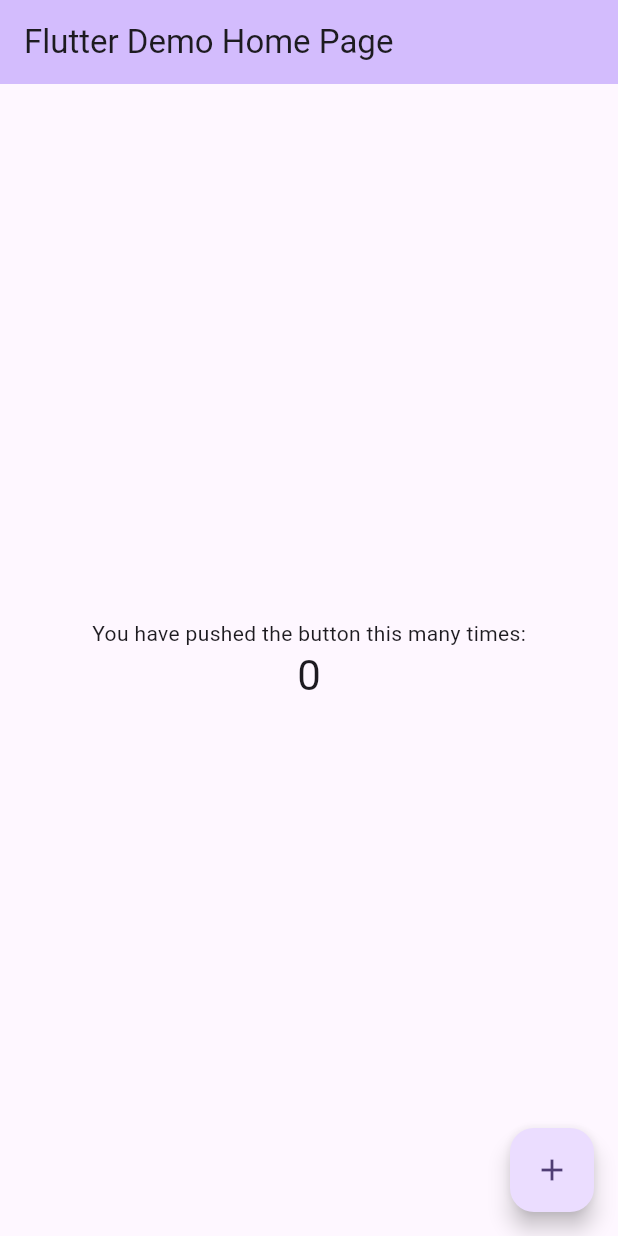
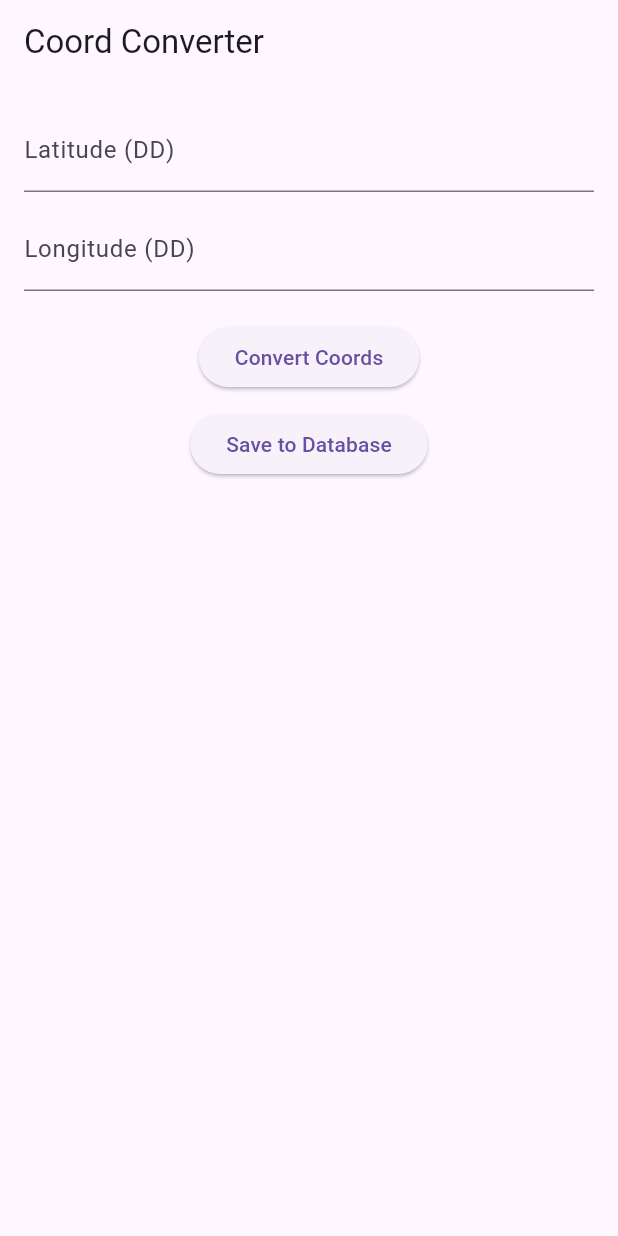
Before and after one commit to tedxcoder24/coord_converter_app, a Flutter app: the screen it shows after launch, on a phone screen of 412 x 824 dp. Run offline on Flutter 3.47's test engine with Material 3 defaults, Android fonts, the phone set to English and light mode, and no system bars; our stand-ins replace flutter_dotenv, google_maps_flutter.

Commit message:
Added services and screens

```diff
--- a/frontend/lib/main.dart
+++ b/frontend/lib/main.dart
@@ -1,122 +1,22 @@
 import 'package:flutter/material.dart';
+import 'package:flutter_dotenv/flutter_dotenv.dart';
+import 'screens/home_screen.dart';
 
-void main() {
+Future<void> main() async {
+  await dotenv.load(fileName: ".env");
   runApp(const MyApp());
 }
 
 class MyApp extends StatelessWidget {
   const MyApp({super.key});
 
-  // This widget is the root of your application.
   @override
   Widget build(BuildContext context) {
     return MaterialApp(
-      title: 'Flutter Demo',
-      theme: ThemeData(
-        // This is the theme of your application.
-        //
-        // TRY THIS: Try running your application with "flutter run". You'll see
-        // the application has a purple toolbar. Then, without quitting the app,
-        // try changing the seedColor in the colorScheme below to Colors.green
-        // and then invoke "hot reload" (save your changes or press the "hot
-        // reload" button in a Flutter-supported IDE, or press "r" if you used
-        // the command line to start the app).
-        //
-        // Notice that the counter didn't reset back to zero; the application
-        // state is not lost during the reload. To reset the state, use hot
-        // restart instead.
-        //
-        // This works for code too, not just values: Most code changes can be
-        // tested with just a hot reload.
-        colorScheme: ColorScheme.fromSeed(seedColor: Colors.deepPurple),
-      ),
-      home: const MyHomePage(title: 'Flutter Demo Home Page'),
+      title: 'Coord Converter',
+      debugShowCheckedModeBanner: false,
+      theme: ThemeData(primarySwatch: Colors.blue),
+      home: HomeScreen(),
     );
   }
 }
-
-class MyHomePage extends StatefulWidget {
-  const MyHomePage({super.key, required this.title});
-
-  // This widget is the home page of your application. It is stateful, meaning
-  // that it has a State object (defined below) that contains fields that affect
-  // how it looks.
-
-  // This class is the configuration for the state. It holds the values (in this
-  // case the title) provided by the parent (in this case the App widget) and
-  // used by the build method of the State. Fields in a Widget subclass are
-  // always marked "final".
-
-  final String title;
-
-  @override
-  State<MyHomePage> createState() => _MyHomePageState();
-}
-
-class _MyHomePageState extends State<MyHomePage> {
-  int _counter = 0;
-
-  void _incrementCounter() {
-    setState(() {
-      // This call to setState tells the Flutter framework that something has
-      // changed in this State, which causes it to rerun the build method below
-      // so that the display can reflect the updated values. If we changed
-      // _counter without calling setState(), then the build method would not be
-      // called again, and so nothing would appear to happen.
-      _counter++;
-    });
-  }
-
-  @override
-  Widget build(BuildContext context) {
-    // This method is rerun every time setState is called, for instance as done
-    // by the _incrementCounter method above.
-    //
-    // The Flutter framework has been optimized to make rerunning build methods
-    // fast, so that you can just rebuild anything that needs updating rather
-    // than having to individually change instances of widgets.
-    return Scaffold(
-      appBar: AppBar(
-        // TRY THIS: Try changing the color here to a specific color (to
-        // Colors.amber, perhaps?) and trigger a hot reload to see the AppBar
-        // change color while the other colors stay the same.
-        backgroundColor: Theme.of(context).colorScheme.inversePrimary,
-        // Here we take the value from the MyHomePage object that was created by
-        // the App.build method, and use it to set our appbar title.
-        title: Text(widget.title),
-      ),
-      body: Center(
-        // Center is a layout widget. It takes a single child and positions it
-        // in the middle of the parent.
-        child: Column(
-          // Column is also a layout widget. It takes a list of children and
-          // arranges them vertically. By default, it sizes itself to fit its
-          // children horizontally, and tries to be as tall as its parent.
-          //
-          // Column has various properties to control how it sizes itself and
-          // how it positions its children. Here we use mainAxisAlignment to
-          // center the children vertically; the main axis here is the vertical
-          // axis because Columns are vertical (the cross axis would be
-          // horizontal).
-          //
-          // TRY THIS: Invoke "debug painting" (choose the "Toggle Debug Paint"
-          // action in the IDE, or press "p" in the console), to see the
-          // wireframe for each widget.
-          mainAxisAlignment: MainAxisAlignment.center,
-          children: <Widget>[
-            const Text('You have pushed the button this many times:'),
-            Text(
-              '$_counter',
-              style: Theme.of(context).textTheme.headlineMedium,
-            ),
-          ],
-        ),
-      ),
-      floatingActionButton: FloatingActionButton(
-        onPressed: _incrementCounter,
-        tooltip: 'Increment',
-        child: const Icon(Icons.add),
-      ), // This trailing comma makes auto-formatting nicer for build methods.
-    );
-  }
-}
--- /dev/null
+++ b/frontend/lib/screens/home_screen.dart
@@ -0,0 +1,56 @@
+import 'package:flutter/material.dart';
+import '../widgets/coord_form.dart';
+import '../widgets/dms_display.dart';
+import '../widgets/map_widget.dart';
+
+class HomeScreen extends StatefulWidget {
+  const HomeScreen({super.key});
+
+  @override
+  State<HomeScreen> createState() => _HomeScreenState();
+}
+
+class _HomeScreenState extends State<HomeScreen> {
+  double? latitude;
+  double? longitude;
+  String? dmsLat;
+  String? dmsLng;
+
+  void onCoordsChanged(double lat, double lng) {
+    setState(() {
+      latitude = lat;
+      longitude = lng;
+    });
+  }
+
+  void onDMSChanged(String dmsLatStr, String dmsLngStr) {
+    setState(() {
+      dmsLat = dmsLatStr;
+      dmsLng = dmsLngStr;
+    });
+  }
+
+  @override
+  Widget build(BuildContext context) {
+    return Scaffold(
+      appBar: AppBar(title: const Text('Coord Converter')),
+      body: SingleChildScrollView(
+        padding: const EdgeInsets.all(16),
+        child: Column(
+          children: [
+            CoordForm(
+              onCoordsSubmit: onCoordsChanged,
+              onDMSUpdate: onDMSChanged,
+            ),
+            const SizedBox(height: 20),
+            if (dmsLat != null && dmsLng != null)
+              DMSDisplay(dmsLat: dmsLat!, dmsLng: dmsLng!),
+            const SizedBox(height: 20),
+            if (latitude != null && longitude != null)
+              MapWidget(lat: latitude!, lng: longitude!),
+          ],
+        ),
+      ),
+    );
+  }
+}
--- /dev/null
+++ b/frontend/lib/widgets/coord_form.dart
@@ -0,0 +1,99 @@
+import 'package:flutter/material.dart';
+import 'package:http/http.dart' as http;
+
+import '../utils/coord_converter.dart';
+import '../services/api_service.dart';
+
+class CoordForm extends StatefulWidget {
+  final void Function(double lat, double lng) onCoordsSubmit;
+  final void Function(String dmsLat, String dmsLng) onDMSUpdate;
+
+  const CoordForm({
+    required this.onCoordsSubmit,
+    required this.onDMSUpdate,
+    super.key,
+  });
+
+  @override
+  State<CoordForm> createState() => _CoordFormState();
+}
+
+class _CoordFormState extends State<CoordForm> {
+  final _formKey = GlobalKey<FormState>();
+  final _latController = TextEditingController();
+  final _lngController = TextEditingController();
+
+  Future<void> _convertCoords() async {
+    if (_formKey.currentState!.validate()) {
+      final double lat = double.parse(_latController.text);
+      final double lng = double.parse(_lngController.text);
+
+      final String dmsLat = CoordConverter.toDMS(lat, isLat: true);
+      final String dmsLng = CoordConverter.toDMS(lng, isLat: false);
+
+      widget.onCoordsSubmit(lat, lng);
+      widget.onDMSUpdate(dmsLat, dmsLng);
+    }
+  }
+
+  Future<void> _saveCoords() async {
+    final double lat = double.parse(_latController.text);
+    final double lng = double.parse(_lngController.text);
+
+    final response = await ApiService.saveCoordinates(lat, lng);
+
+    ScaffoldMessenger.of(context).showSnackBar(
+      SnackBar(
+        content: Text(
+          response ? "Coordinates saved!" : "Failed to save coordinates.",
+        ),
+      ),
+    );
+  }
+
+  @override
+  Widget build(BuildContext context) {
+    return Form(
+      key: _formKey,
+      child: Column(
+        children: [
+          TextFormField(
+            controller: _latController,
+            keyboardType: TextInputType.numberWithOptions(decimal: true),
+            decoration: const InputDecoration(labelText: 'Latitude (DD)'),
+            validator: (value) {
+              final double? parsed = double.tryParse(value ?? '');
+              if (parsed == null || parsed < -90 || parsed > 90) {
+                return 'Enter a valid latitude (-90 to 90)';
+              }
+              return null;
+            },
+          ),
+          const SizedBox(height: 10),
+          TextFormField(
+            controller: _lngController,
+            keyboardType: TextInputType.numberWithOptions(decimal: true),
+            decoration: const InputDecoration(labelText: 'Longitude (DD)'),
+            validator: (value) {
+              final double? parsed = double.tryParse(value ?? '');
+              if (parsed == null || parsed < -180 || parsed > 180) {
+                return 'Enter a valid longitude (-180 to 180)';
+              }
+              return null;
+            },
+          ),
+          const SizedBox(height: 20),
+          ElevatedButton(
+            onPressed: _convertCoords,
+            child: const Text('Convert Coords'),
+          ),
+          const SizedBox(height: 10),
+          ElevatedButton(
+            onPressed: _saveCoords,
+            child: const Text('Save to Database'),
+          ),
+        ],
+      ),
+    );
+  }
+}
```
Also changed, not shown: frontend/lib/services/api_service.dart (added, +27 -0 lines), frontend/lib/utils/coord_converter.dart (added, +15 -0 lines), frontend/lib/widgets/dms_display.dart (added, +31 -0 lines), frontend/lib/widgets/map_widget.dart (added, +39 -0 lines).
